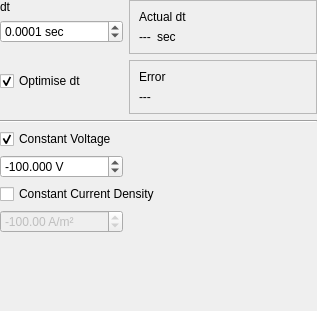
hobrasoft/simul6, file src/inputparameters.ui: the form before one commit.
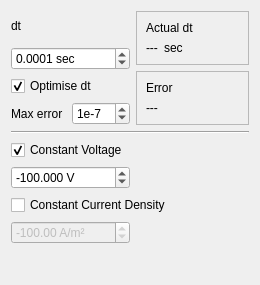
The form after the commit.

```diff
--- a/src/inputparameters.ui
+++ b/src/inputparameters.ui
@@ -6,34 +6,83 @@
    <rect>
     <x>0</x>
     <y>0</y>
-    <width>317</width>
-    <height>311</height>
+    <width>260</width>
+    <height>285</height>
    </rect>
   </property>
   <property name="windowTitle">
    <string>Input parameters</string>
   </property>
+  <layout class="QGridLayout" name="gridLayout_5">
+   <item row="0" column="0">
   <layout class="QGridLayout" name="gridLayout">
-   <property name="leftMargin">
-    <number>0</number>
-   </property>
-   <property name="topMargin">
-    <number>0</number>
-   </property>
-   <property name="rightMargin">
-    <number>0</number>
-   </property>
-   <property name="bottomMargin">
-    <number>0</number>
-   </property>
-   <item row="0" column="0">
+     <item row="0" column="0" colspan="2">
     <widget class="QLabel" name="label">
      <property name="text">
       <string>dt</string>
      </property>
     </widget>
    </item>
-   <item row="0" column="2" rowspan="3">
+     <item row="1" column="0" colspan="2">
+      <widget class="QDoubleSpinBox" name="f_dt">
+       <property name="keyboardTracking">
+        <bool>false</bool>
+       </property>
+       <property name="suffix">
+        <string> sec</string>
+       </property>
+       <property name="decimals">
+        <number>4</number>
+       </property>
+       <property name="maximum">
+        <double>1000000.000000000000000</double>
+       </property>
+       <property name="singleStep">
+        <double>0.001000000000000</double>
+       </property>
+       <property name="value">
+        <double>0.000100000000000</double>
+       </property>
+      </widget>
+     </item>
+     <item row="2" column="0" colspan="2">
+      <widget class="QCheckBox" name="f_optimize_dt">
+       <property name="text">
+        <string>Optimise dt</string>
+       </property>
+       <property name="checked">
+        <bool>true</bool>
+       </property>
+      </widget>
+     </item>
+     <item row="3" column="0">
+      <widget class="QLabel" name="f_maxerr_label">
+       <property name="text">
+        <string>Max error</string>
+       </property>
+      </widget>
+     </item>
+     <item row="3" column="1">
+      <widget class="QSpinBox" name="f_maxerr">
+       <property name="prefix">
+        <string notr="true">1e-</string>
+       </property>
+       <property name="minimum">
+        <number>2</number>
+       </property>
+       <property name="maximum">
+        <number>10</number>
+       </property>
+       <property name="value">
+        <number>7</number>
+       </property>
+      </widget>
+     </item>
+    </layout>
+   </item>
+   <item row="0" column="1">
+    <layout class="QGridLayout" name="gridLayout_4">
+     <item row="0" column="0">
     <widget class="QFrame" name="frame">
      <property name="frameShape">
       <enum>QFrame::StyledPanel</enum>
@@ -76,39 +125,7 @@
      </layout>
     </widget>
    </item>
-   <item row="1" column="0" colspan="2">
-    <widget class="QDoubleSpinBox" name="f_dt">
-     <property name="keyboardTracking">
-      <bool>false</bool>
-     </property>
-     <property name="suffix">
-      <string> sec</string>
-     </property>
-     <property name="decimals">
-      <number>4</number>
-     </property>
-     <property name="maximum">
-      <double>1000000.000000000000000</double>
-     </property>
-     <property name="singleStep">
-      <double>0.001000000000000</double>
-     </property>
-     <property name="value">
-      <double>0.000100000000000</double>
-     </property>
-    </widget>
-   </item>
-   <item row="2" column="0" rowspan="2" colspan="2">
-    <widget class="QCheckBox" name="f_optimize_dt">
-     <property name="text">
-      <string>Optimise dt</string>
-     </property>
-     <property name="checked">
-      <bool>true</bool>
-     </property>
-    </widget>
-   </item>
-   <item row="3" column="2">
+     <item row="1" column="0">
     <widget class="QFrame" name="frame_2">
      <property name="frameShape">
       <enum>QFrame::StyledPanel</enum>
@@ -134,14 +151,26 @@
      </layout>
     </widget>
    </item>
-   <item row="4" column="0" colspan="3">
+    </layout>
+   </item>
+   <item row="1" column="0" colspan="2">
     <widget class="Line" name="line">
      <property name="orientation">
       <enum>Qt::Horizontal</enum>
      </property>
     </widget>
    </item>
-   <item row="7" column="0" colspan="2">
+   <item row="2" column="0">
+    <widget class="QCheckBox" name="f_constant_voltage">
+     <property name="text">
+      <string>Constant Voltage</string>
+     </property>
+     <property name="checked">
+      <bool>true</bool>
+     </property>
+    </widget>
+   </item>
+   <item row="3" column="0">
     <widget class="QDoubleSpinBox" name="f_voltage">
      <property name="suffix">
       <string> V</string>
@@ -163,7 +192,36 @@
      </property>
     </widget>
    </item>
-   <item row="10" column="2">
+   <item row="4" column="0" colspan="2">
+    <widget class="QCheckBox" name="f_constant_current">
+     <property name="enabled">
+      <bool>true</bool>
+     </property>
+     <property name="text">
+      <string>Constant Current Density</string>
+     </property>
+    </widget>
+   </item>
+   <item row="5" column="0">
+    <widget class="QDoubleSpinBox" name="f_current">
+     <property name="enabled">
+      <bool>false</bool>
+     </property>
+     <property name="suffix">
+      <string> A/m²</string>
+     </property>
+     <property name="minimum">
+      <double>-100000.000000000000000</double>
+     </property>
+     <property name="maximum">
+      <double>100000.000000000000000</double>
+     </property>
+     <property name="value">
+      <double>-100.000000000000000</double>
+     </property>
+    </widget>
+   </item>
+   <item row="6" column="1">
     <spacer name="verticalSpacer_2">
      <property name="orientation">
       <enum>Qt::Vertical</enum>
@@ -176,45 +234,6 @@
      </property>
     </spacer>
    </item>
-   <item row="9" column="0" colspan="2">
-    <widget class="QDoubleSpinBox" name="f_current">
-     <property name="enabled">
-      <bool>false</bool>
-     </property>
-     <property name="suffix">
-      <string> A/m²</string>
-     </property>
-     <property name="minimum">
-      <double>-100000.000000000000000</double>
-     </property>
-     <property name="maximum">
-      <double>100000.000000000000000</double>
-     </property>
-     <property name="value">
-      <double>-100.000000000000000</double>
-     </property>
-    </widget>
-   </item>
-   <item row="8" column="0" colspan="3">
-    <widget class="QCheckBox" name="f_constant_current">
-     <property name="enabled">
-      <bool>true</bool>
-     </property>
-     <property name="text">
-      <string>Constant Current Density</string>
-     </property>
-    </widget>
-   </item>
-   <item row="6" column="0">
-    <widget class="QCheckBox" name="f_constant_voltage">
-     <property name="text">
-      <string>Constant Voltage</string>
-     </property>
-     <property name="checked">
-      <bool>true</bool>
-     </property>
-    </widget>
-   </item>
   </layout>
  </widget>
  <tabstops>
```
Left out of the diff: 1 changed line with no effect on the pictures. Lines whose indentation alone changed are shown as unchanged.
